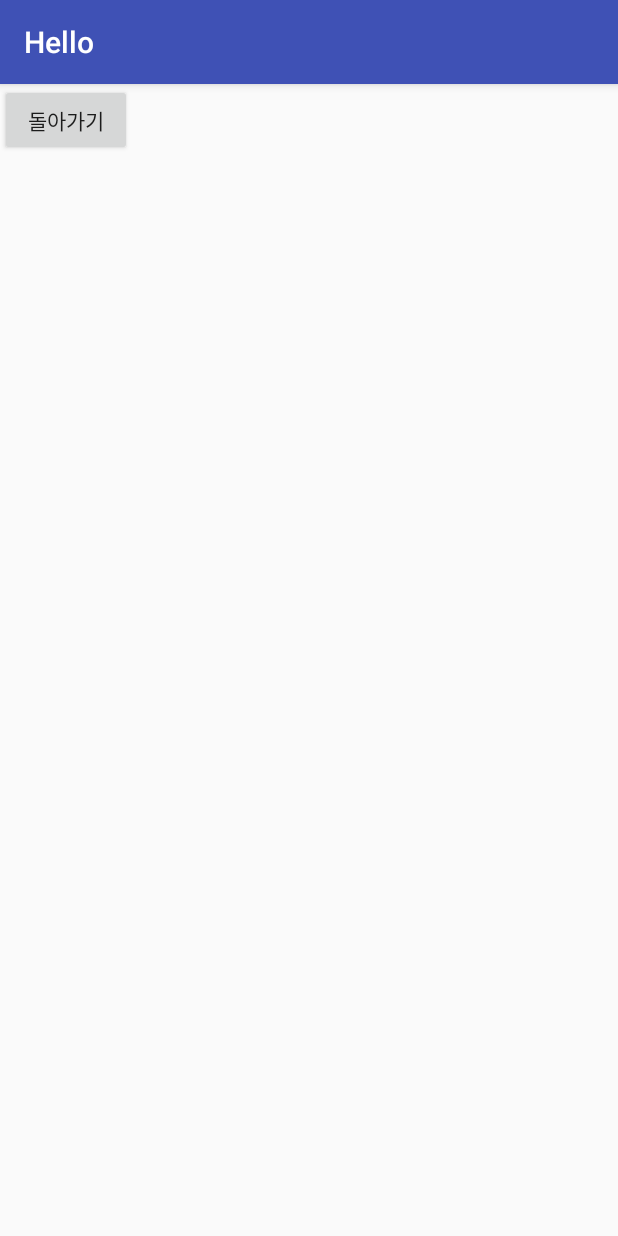
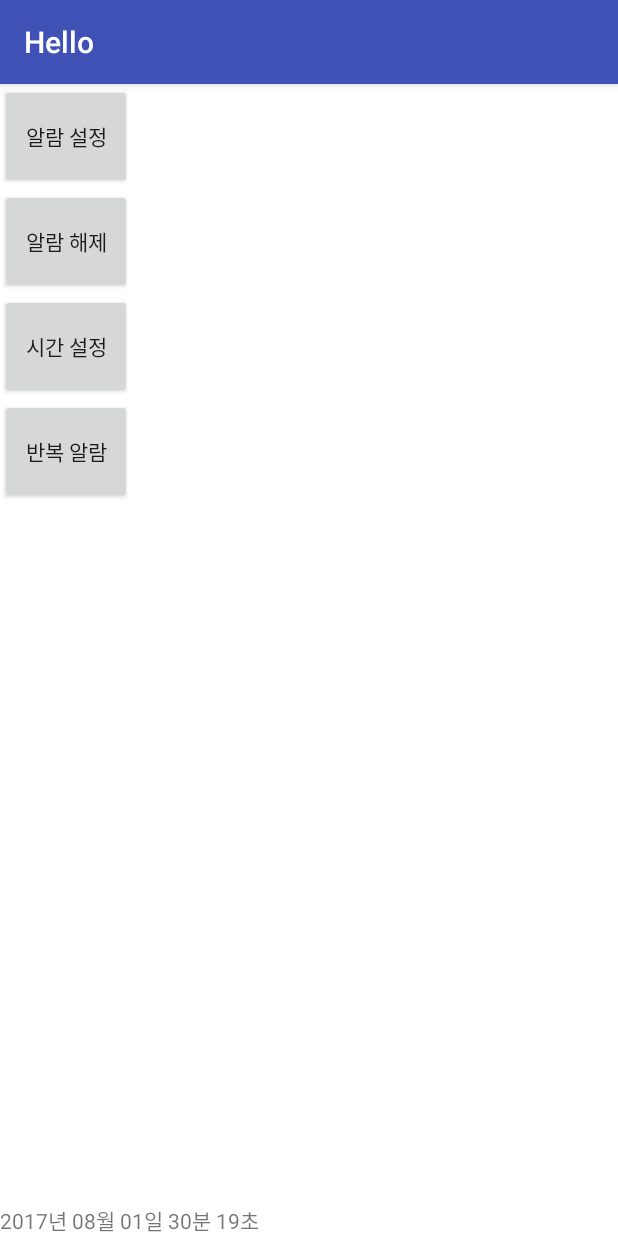
Before and after one commit to newyj94/The-Fianl, an Android app: the NewActivity2 screen opened directly, with no data from a screen before it, on a phone screen of 412 x 824 dp. Run offline under Robolectric (Android 15) with nearby library versions, the phone set to English and light mode, and no system bars.

Commit message:
db+알람 넣은것들

```diff
--- a/app/src/main/java/org/androidtown/hello/NewActivity2.java
+++ b/app/src/main/java/org/androidtown/hello/NewActivity2.java
@@ -1,18 +1,123 @@
 package org.androidtown.hello;
 
+import android.app.AlarmManager;
+import android.app.DatePickerDialog;
+import android.app.PendingIntent;
+import android.app.TimePickerDialog;
 import android.content.Intent;
 import android.os.Bundle;
 import android.support.v7.app.AppCompatActivity;
+import android.util.Log;
 import android.view.View;
+import android.widget.Button;
+import android.widget.DatePicker;
+import android.widget.TextView;
+import android.widget.TimePicker;
 import android.widget.Toast;
 
+import java.text.SimpleDateFormat;
+import java.util.Calendar;
+
 public class NewActivity2 extends AppCompatActivity {
+
+    Calendar Time;
+
+    private Intent intent;
+    private PendingIntent ServicePending;
+    private AlarmManager alarmManager;
+
+    SimpleDateFormat simpleDateFormat = new SimpleDateFormat("yyyy년 MM월 dd일 mm분 ss초");
+
+    TextView textView;
+
+    DatePickerDialog.OnDateSetListener eDateSetListener = new DatePickerDialog.OnDateSetListener(){
+        @Override
+        public void onDateSet(DatePicker view, int year, int monthofYear, int dayofMonth){
+            Time.set(Calendar.YEAR, year);
+            Time.set(Calendar.MONTH, monthofYear);
+            Time.set(Calendar.DAY_OF_MONTH, dayofMonth);
+
+            updateLabel();
+        }
+    };
+
+    private TimePickerDialog.OnTimeSetListener sTimeSetListener = new TimePickerDialog.OnTimeSetListener(){
+        @Override
+        public void onTimeSet(TimePicker view, int hourofDay, int minute){
+            Time.set(Calendar.HOUR_OF_DAY, hourofDay);
+            Log.d("check","1 = "+hourofDay);
+            Time.set(Calendar.MINUTE, minute);
+            Log.d("check","2 = "+minute);
+            Time.set(Calendar.SECOND, 0);
+
+            updateLabel();
+        }
+    };
 
     @Override
     protected void onCreate(Bundle savedInstanceState) {
         super.onCreate(savedInstanceState);
         setContentView(R.layout.activity_new2);
+
+        Time = Calendar.getInstance();
+
+        Button.OnClickListener bClickListener = new View.OnClickListener(){
+            public void onClick(View v){
+                switch (v.getId()){
+                    case R.id.setAlarm:
+                        setAlarm();
+                        break;
+                    case R.id.removeAlarm:
+                        removeAlarm();
+                        break;
+                    case R.id.setTime:
+                        new TimePickerDialog(NewActivity2.this, sTimeSetListener, Time.get(Calendar.HOUR_OF_DAY),Time.get(Calendar.MINUTE),false).show();
+                        new DatePickerDialog(NewActivity2.this, eDateSetListener, Time.get(Calendar.YEAR),Time.get(Calendar.MONTH),Time.get(Calendar.DAY_OF_MONTH)).show();
+                        break;
+                    case R.id.repeatAlarm:
+                        setRepeatAlarm();
+                        break;
+                }
+            }
+        };
+
+        findViewById(R.id.setAlarm).setOnClickListener(bClickListener);
+        findViewById(R.id.removeAlarm).setOnClickListener(bClickListener);
+        findViewById(R.id.setTime).setOnClickListener(bClickListener);
+        findViewById(R.id.repeatAlarm).setOnClickListener(bClickListener);
+
+        alarmManager = (AlarmManager)getSystemService(ALARM_SERVICE);
+        textView = (TextView)findViewById(R.id.textView);
+        updateLabel();
     }
+    private void updateLabel(){
+        textView.setText(simpleDateFormat.format(Time.getTime()));
+    }
+
+    void setAlarm(){
+        intent = new Intent(this, NewActivity2_AlarmReceiver.class);
+
+        ServicePending = PendingIntent.getBroadcast(NewActivity2.this,111,intent,PendingIntent.FLAG_UPDATE_CURRENT);
+        alarmManager.set(AlarmManager.RTC_WAKEUP,Time.getTimeInMillis(),ServicePending);
+        Toast.makeText(getBaseContext(),"알람 설정"+Time.getTime(),Toast.LENGTH_SHORT).show();
+    }
+
+    void removeAlarm(){
+        intent = new Intent("AlarmReceiver");
+        ServicePending = PendingIntent.getBroadcast(NewActivity2.this,111,intent,PendingIntent.FLAG_UPDATE_CURRENT);
+        Toast.makeText(getBaseContext(),"알람 해제"+Time.getTime(),Toast.LENGTH_SHORT).show();
+        alarmManager.cancel(ServicePending);
+    }
+
+    void setRepeatAlarm(){
+        intent = new Intent("AlarmReceiver");
+        ServicePending = PendingIntent.getBroadcast(NewActivity2.this,111,intent,PendingIntent.FLAG_UPDATE_CURRENT);
+        Log.d("ServicePending : ",""+ServicePending.toString());
+        alarmManager.setRepeating(AlarmManager.RTC_WAKEUP,Time.getTimeInMillis(),20000,ServicePending);
+        Toast.makeText(getBaseContext(),"알람 설정"+Time.getTime(),Toast.LENGTH_SHORT).show();
+
+    }
+
 
     public void onBackButtonClicked(View v) {
         Toast.makeText(getApplicationContext(), "돌아가기 버튼이 눌렸어요.", Toast.LENGTH_LONG).show();
--- a/app/src/main/res/layout/activity_new2.xml
+++ b/app/src/main/res/layout/activity_new2.xml
@@ -1,14 +1,60 @@
-<LinearLayout xmlns:android="http://schemas.android.com/apk/res/android"
+<?xml version="1.0" encoding="utf-8" ?>
+<RelativeLayout xmlns:android="http://schemas.android.com/apk/res/android"
+    xmlns:tools="http://schemas.android.com/tools"
+    android:layout_width="match_parent"
+    android:layout_height="match_parent"
+    android:background="#ffffff">
 
-android:layout_width="match_parent"
-android:layout_height="match_parent"
-    >
+    <Button
+        android:id= "@+id/setAlarm"
+        android:layout_width="wrap_content"
+        android:layout_height="70dp"
+        android:text= "알람 설정"
+        android:layout_alignParentStart="true"
+        android:layout_alignParentTop="true"
+        android:layout_alignParentLeft="true" />
 
-<Button
-    android:id= "@+id/backButton"
-    android:layout_width="wrap_content"
-    android:layout_height="wrap_content"
-    android:onClick="onBackButtonClicked"
-    android:text= "돌아가기" />
+    <Button
+        android:id= "@+id/removeAlarm"
+        android:layout_width="wrap_content"
+        android:layout_height="70dp"
+        android:text= "알람 해제"
+        android:layout_below="@+id/setAlarm"
+        android:layout_alignParentStart="true"
+        android:layout_alignParentLeft="true"/>
 
-</LinearLayout>
+
+    <Button
+        android:id= "@+id/setTime"
+        android:layout_width="wrap_content"
+        android:layout_height="70dp"
+        android:text= "시간 설정"
+        android:layout_alignParentStart="true"
+        android:layout_alignParentLeft="true"
+        android:layout_below="@+id/removeAlarm"
+        android:layout_alignEnd="@+id/removeAlarm"
+        android:layout_alignRight="@+id/removeAlarm" />
+
+    <TextView
+        android:layout_width="wrap_content"
+        android:layout_height="wrap_content"
+        android:text="New Text"
+        android:id="@+id/textView"
+        android:layout_centerVertical="true"
+        android:layout_alignParentStart="true"
+        android:layout_alignParentLeft="true"
+        android:layout_alignParentBottom="true"/>
+
+    <Button
+        android:id= "@+id/repeatAlarm"
+        android:layout_width="wrap_content"
+        android:layout_height="70dp"
+        android:text= "반복 알람"
+        android:layout_alignParentStart="true"
+        android:layout_alignParentLeft="true"
+        android:layout_below="@+id/setTime"
+        android:layout_alignEnd="@+id/setTime"
+        android:layout_alignRight="@+id/removeAlarm"
+        />
+
+</RelativeLayout>
```
Also changed, not shown: app/src/main/AndroidManifest.xml (+18 -1 lines), app/src/main/java/org/androidtown/hello/NewActivity2_AlarmReceiver.java (added, +84 -0 lines), app/src/main/java/org/androidtown/hello/NewActivity2_removeActivity.java (added, +64 -0 lines), app/src/main/java/org/androidtown/hello/db.java (deleted, +0 -28 lines), app/src/main/res/layout/activity_new2_remove_alarm.xml (added, +18 -0 lines), 1 other file.
